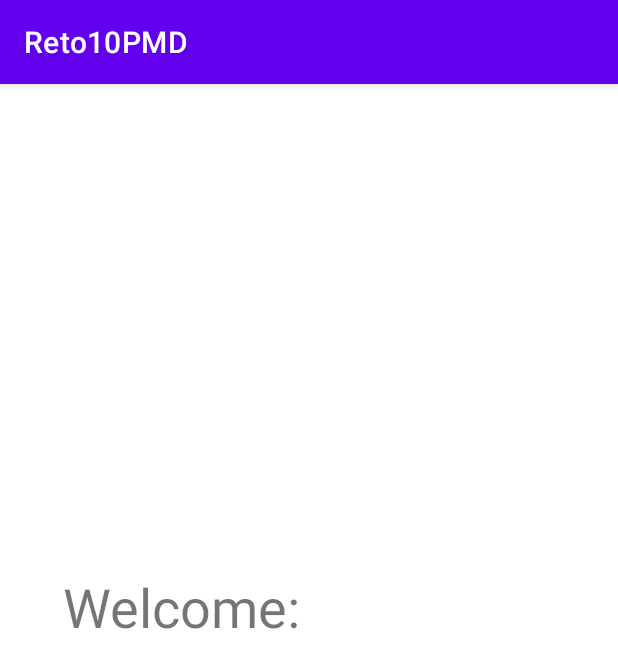
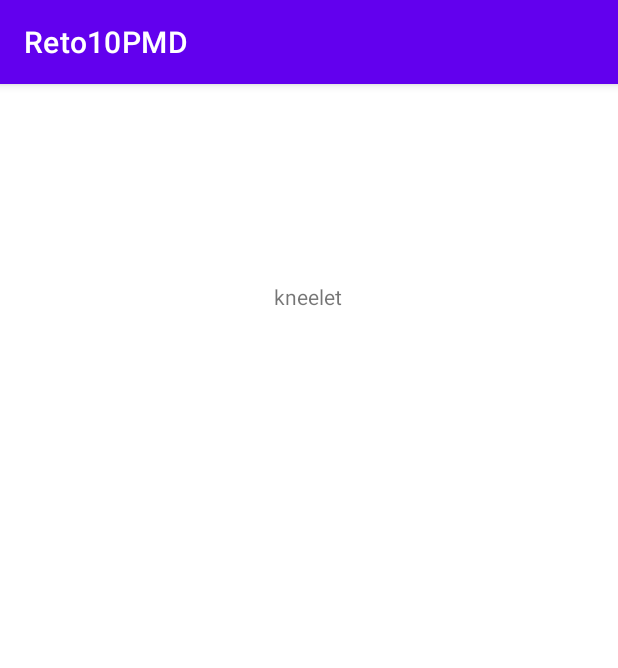
Before and after one commit to Relwi/Reto10PMD, an Android app: the DashboardActivity screen opened directly, with no data from a screen before it, on a phone screen of 412 x 824 dp. Shown: the top 668 px of the screen. Run offline under Robolectric (Android 15) with nearby library versions, the phone set to English and light mode, and no system bars.

Commit message:
Cositas cambiadas para seguir en clase

```diff
--- a/app/build.gradle
+++ b/app/build.gradle
@@ -33,6 +33,7 @@ dependencies {
     implementation 'androidx.appcompat:appcompat:1.2.0'
     implementation 'com.google.android.material:material:1.2.1'
     implementation 'androidx.constraintlayout:constraintlayout:2.0.2'
+    implementation 'androidx.gridlayout:gridlayout:1.0.0'
     testImplementation 'junit:junit:4.+'
     androidTestImplementation 'androidx.test.ext:junit:1.1.2'
     androidTestImplementation 'androidx.test.espresso:espresso-core:3.3.0'
--- a/app/src/main/java/com/example/practica8intentsexplicitos/DashboardActivity.java
+++ b/app/src/main/java/com/example/practica8intentsexplicitos/DashboardActivity.java
@@ -1,20 +1,52 @@
 package com.example.practica8intentsexplicitos;
 
+import android.database.Cursor;
 import android.os.Bundle;
 import android.widget.TextView;
 
 import androidx.appcompat.app.AppCompatActivity;
 
+import java.sql.PreparedStatement;
+import java.sql.ResultSet;
+import java.util.ArrayList;
+import java.util.Locale;
+
 public class DashboardActivity extends AppCompatActivity {
+    private ArrayList<String> alWordsEnglish = new ArrayList<>();
+    private ArrayList<String> alWordsSpanish = new ArrayList<>();
+    private TextView textView = null;
 
     @Override
     protected void onCreate(Bundle savedInstanceState) {
         super.onCreate(savedInstanceState);
         setContentView(R.layout.activity_dashboard);
 
-        TextView textViewWelcome = (TextView) findViewById(R.id.dashboard_TextViewWelcome);
+        alWordsEnglish.clear();
+        alWordsSpanish.clear();
+        textView = (TextView) findViewById(R.id.dashboard_TextView);
 
-        Bundle extrasMainActivity = getIntent().getExtras();
-        textViewWelcome.setText(textViewWelcome.getText().toString().concat(" ").concat(extrasMainActivity.getString("USER")));
+        if (Locale.getDefault().getLanguage().equals("en")) {
+            cursorWordsEnglish();
+            int a = (int) (Math.random() * (4 - 0 + 1) + 0);
+            textView.setText(alWordsEnglish.get(a));
+        } else if (Locale.getDefault().getLanguage().equals("es")) {
+            cursorWordsSpanish();
+        } // TODO: Si todo falla, volver al MainActiviy sacando un mensaje de error
+    }
+
+    private void cursorWordsEnglish() {
+        Cursor cursorWordsEnglish = MainActivity.db.rawQuery("SELECT wordEnglish FROM words", null);
+        while (cursorWordsEnglish.moveToNext()) {
+            alWordsEnglish.add(cursorWordsEnglish.getString(cursorWordsEnglish.getColumnIndex("wordEnglish")));
+        }
+        cursorWordsEnglish.close();
+    }
+
+    private void cursorWordsSpanish() {
+        Cursor cursorWordsSpanish = MainActivity.db.rawQuery("SELECT wordSpanish FROM words", null);
+        while (cursorWordsSpanish.moveToNext()) {
+            alWordsSpanish.add(cursorWordsSpanish.getString(cursorWordsSpanish.getColumnIndex("wordEnglish")));
+        }
+        cursorWordsSpanish.close();
     }
 }
--- a/app/src/main/res/layout/activity_dashboard.xml
+++ b/app/src/main/res/layout/activity_dashboard.xml
@@ -7,15 +7,14 @@
     tools:context=".DashboardActivity">
 
     <TextView
-        android:id="@+id/dashboard_TextViewWelcome"
+        android:id="@+id/dashboard_TextView"
         android:layout_width="wrap_content"
         android:layout_height="wrap_content"
-        android:text="@string/welcome"
-        android:textSize="36sp"
         app:layout_constraintBottom_toBottomOf="parent"
         app:layout_constraintEnd_toEndOf="parent"
-        app:layout_constraintHorizontal_bias="0.166"
+        app:layout_constraintHorizontal_bias="0.498"
         app:layout_constraintStart_toStartOf="parent"
         app:layout_constraintTop_toTopOf="parent"
-        app:layout_constraintVertical_bias="0.45" />
+        app:layout_constraintVertical_bias="0.176" />
+
 </androidx.constraintlayout.widget.ConstraintLayout>
--- a/build.gradle
+++ b/build.gradle
@@ -5,7 +5,7 @@ buildscript {
         jcenter()
     }
     dependencies {
-        classpath "com.android.tools.build:gradle:4.1.0"
+        classpath 'com.android.tools.build:gradle:4.1.1'
 
         // NOTE: Do not place your application dependencies here; they belong
         // in the individual module build.gradle files
```
Also changed, not shown: app/src/main/java/com/example/practica8intentsexplicitos/MainActivity.java (+16 -3 lines).
